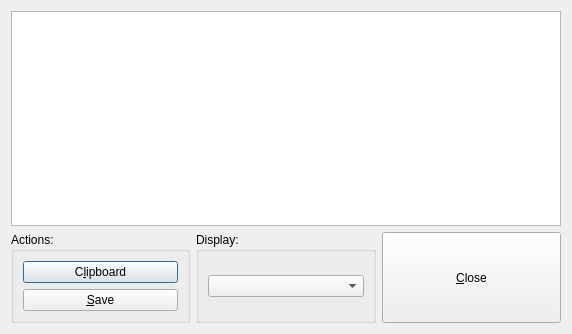
Old version of the form src/streamdatadialog.ui in the repository mato7d5/QPDFWalker.
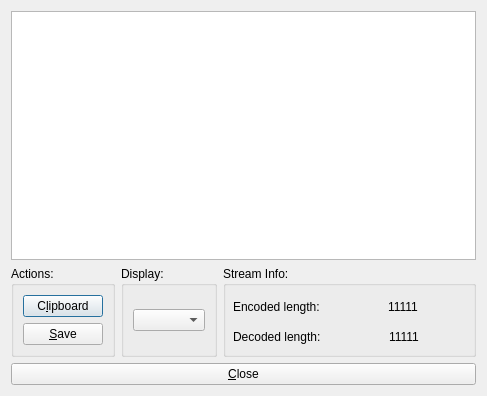
New version of the form. Icons and pictures are not drawn.

Commit message: stream length info

What changed in the file:
```diff
--- a/src/streamdatadialog.ui
+++ b/src/streamdatadialog.ui
@@ -9,8 +9,8 @@
    <rect>
     <x>0</x>
     <y>0</y>
-    <width>572</width>
-    <height>334</height>
+    <width>487</width>
+    <height>396</height>
    </rect>
   </property>
   <property name="windowTitle">
@@ -20,8 +20,6 @@
    <iconset resource="resources.qrc">
     <normaloff>:/icons/app_icon</normaloff>:/icons/app_icon</iconset>
   </property>
-  <layout class="QVBoxLayout" name="verticalLayout_3">
-   <item>
     <layout class="QVBoxLayout" name="verticalLayout_2">
      <item>
       <widget class="QPlainTextEdit" name="uiStreamData">
@@ -31,9 +29,15 @@
       </widget>
      </item>
      <item>
-      <layout class="QHBoxLayout" name="horizontalLayout">
+    <layout class="QHBoxLayout" name="horizontalLayout_3">
        <item>
         <widget class="QGroupBox" name="uiOpsGroup">
+       <property name="sizePolicy">
+        <sizepolicy hsizetype="Minimum" vsizetype="Preferred">
+         <horstretch>0</horstretch>
+         <verstretch>0</verstretch>
+        </sizepolicy>
+       </property>
          <property name="title">
           <string>Actions:</string>
          </property>
@@ -57,6 +61,12 @@
        </item>
        <item>
         <widget class="QGroupBox" name="uiDisplayGroup">
+       <property name="sizePolicy">
+        <sizepolicy hsizetype="Minimum" vsizetype="Preferred">
+         <horstretch>0</horstretch>
+         <verstretch>0</verstretch>
+        </sizepolicy>
+       </property>
          <property name="title">
           <string>Display:</string>
          </property>
@@ -72,6 +82,123 @@
         </widget>
        </item>
        <item>
+      <widget class="QGroupBox" name="groupBox">
+       <property name="sizePolicy">
+        <sizepolicy hsizetype="MinimumExpanding" vsizetype="Preferred">
+         <horstretch>0</horstretch>
+         <verstretch>0</verstretch>
+        </sizepolicy>
+       </property>
+       <property name="title">
+        <string>Stream Info:</string>
+       </property>
+       <widget class="QWidget" name="">
+        <property name="geometry">
+         <rect>
+          <x>10</x>
+          <y>30</y>
+          <width>185</width>
+          <height>22</height>
+         </rect>
+        </property>
+        <layout class="QHBoxLayout" name="horizontalLayout">
+         <item>
+          <widget class="QLabel" name="label">
+           <property name="sizePolicy">
+            <sizepolicy hsizetype="MinimumExpanding" vsizetype="Preferred">
+             <horstretch>0</horstretch>
+             <verstretch>0</verstretch>
+            </sizepolicy>
+           </property>
+           <property name="text">
+            <string>Encoded length:</string>
+           </property>
+          </widget>
+         </item>
+         <item>
+          <spacer name="horizontalSpacer">
+           <property name="orientation">
+            <enum>Qt::Horizontal</enum>
+           </property>
+           <property name="sizeHint" stdset="0">
+            <size>
+             <width>40</width>
+             <height>20</height>
+            </size>
+           </property>
+          </spacer>
+         </item>
+         <item>
+          <widget class="QLabel" name="uiEncodedLength">
+           <property name="sizePolicy">
+            <sizepolicy hsizetype="Preferred" vsizetype="Preferred">
+             <horstretch>0</horstretch>
+             <verstretch>0</verstretch>
+            </sizepolicy>
+           </property>
+           <property name="text">
+            <string>11111</string>
+           </property>
+          </widget>
+         </item>
+        </layout>
+       </widget>
+       <widget class="QWidget" name="">
+        <property name="geometry">
+         <rect>
+          <x>10</x>
+          <y>60</y>
+          <width>186</width>
+          <height>22</height>
+         </rect>
+        </property>
+        <layout class="QHBoxLayout" name="horizontalLayout_2">
+         <item>
+          <widget class="QLabel" name="label_2">
+           <property name="sizePolicy">
+            <sizepolicy hsizetype="MinimumExpanding" vsizetype="Preferred">
+             <horstretch>0</horstretch>
+             <verstretch>0</verstretch>
+            </sizepolicy>
+           </property>
+           <property name="text">
+            <string>Decoded length:</string>
+           </property>
+          </widget>
+         </item>
+         <item>
+          <spacer name="horizontalSpacer_2">
+           <property name="orientation">
+            <enum>Qt::Horizontal</enum>
+           </property>
+           <property name="sizeHint" stdset="0">
+            <size>
+             <width>40</width>
+             <height>20</height>
+            </size>
+           </property>
+          </spacer>
+         </item>
+         <item>
+          <widget class="QLabel" name="uiDecodedLength">
+           <property name="sizePolicy">
+            <sizepolicy hsizetype="Preferred" vsizetype="Preferred">
+             <horstretch>0</horstretch>
+             <verstretch>0</verstretch>
+            </sizepolicy>
+           </property>
+           <property name="text">
+            <string>11111</string>
+           </property>
+          </widget>
+         </item>
+        </layout>
+       </widget>
+      </widget>
+     </item>
+    </layout>
+   </item>
+   <item>
         <widget class="QPushButton" name="uiCloseBtn">
          <property name="sizePolicy">
           <sizepolicy hsizetype="Minimum" vsizetype="Minimum">
@@ -83,10 +210,6 @@
           <string>&amp;Close</string>
          </property>
         </widget>
-       </item>
-      </layout>
-     </item>
-    </layout>
    </item>
   </layout>
  </widget>
```
Lines whose indentation alone changed are shown as unchanged. The commit also changes 2 other files.
